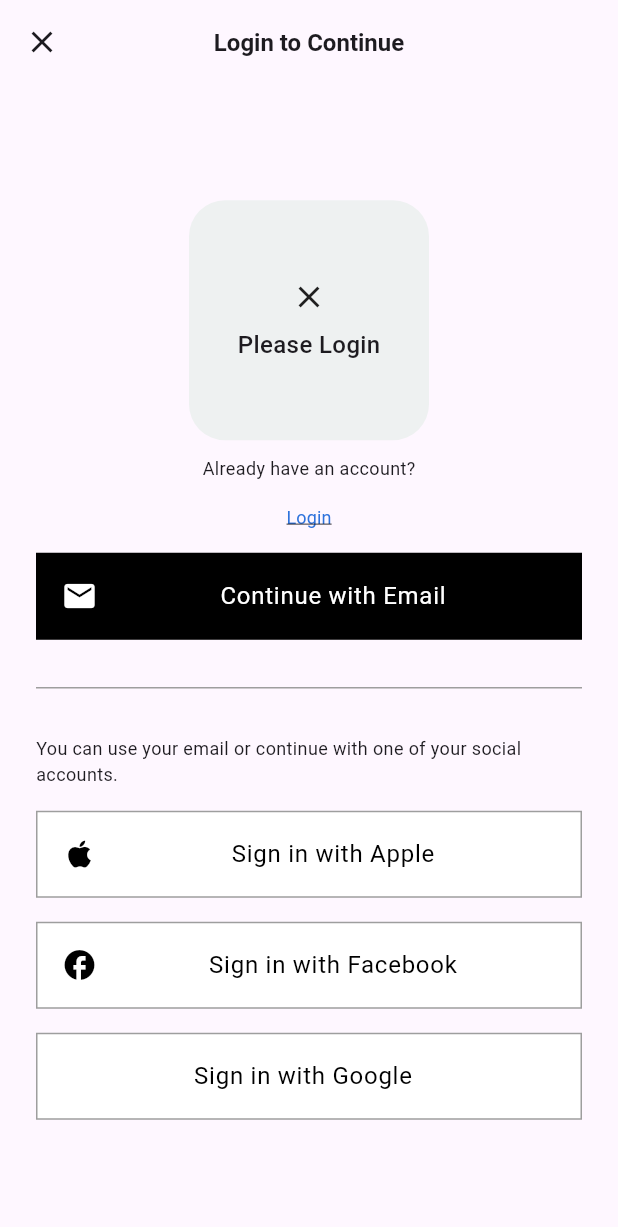
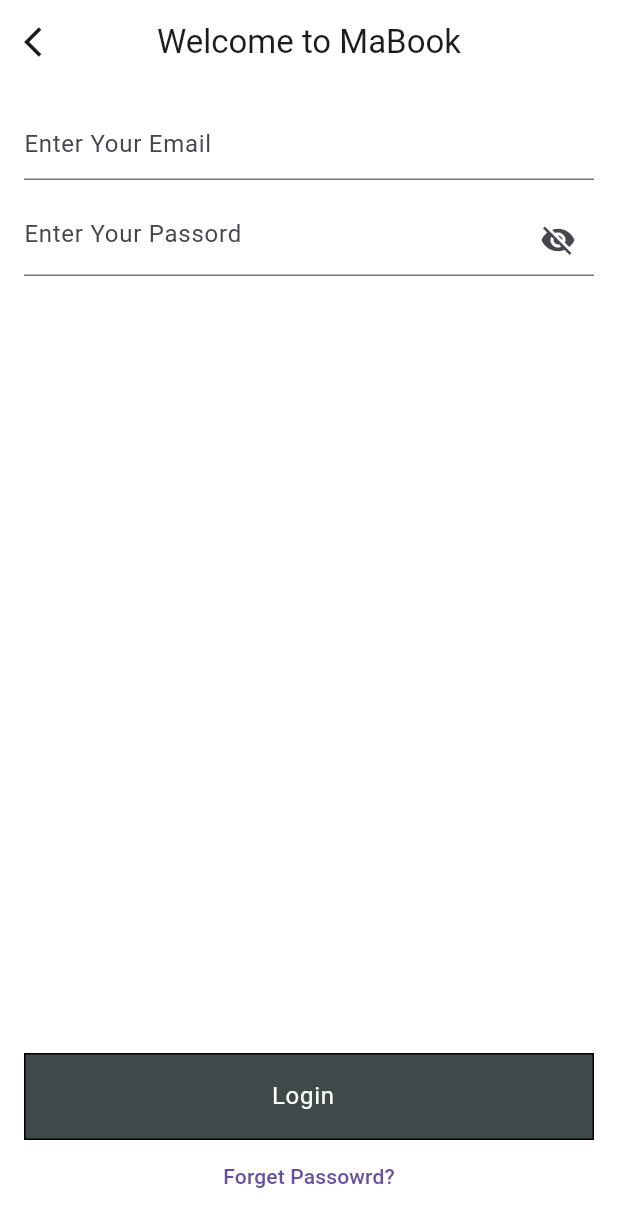
Before and after one commit to AmmarAgeeza/MaBook-Tutorial, a Flutter app: the screen it shows after launch, after a tap on "Continue with Email", on a phone screen of 412 x 824 dp. Shown: the top 1227 px of the screen. Run offline on Flutter 3.47's test engine with Material 3 defaults, Android fonts, the phone set to English and light mode, and no system bars.

Commit message:
add ma book project part #2

```diff
--- a/lib/app/app.dart
+++ b/lib/app/app.dart
@@ -1,5 +1,7 @@
 import 'package:flutter/material.dart';
 
+import '../core/utils/app_strings.dart';
+import '../core/utils/app_theme.dart';
 import '../features/auth/view/screens/splash_screen.dart';
 
 class MaBook extends StatelessWidget {
@@ -7,10 +9,14 @@ class MaBook extends StatelessWidget {
 
   @override
   Widget build(BuildContext context) {
-    return const MaterialApp(
+    return MaterialApp(
       debugShowCheckedModeBanner: false,
-      title: 'Ma Book',
-      home: SplashScreen(),
+      // title: 'Ma Book', //hard coded
+      title: AppStrings.appName, //centrilazed
+      theme: AppTheme.lightTheme,
+      themeMode: ThemeMode.light,
+      darkTheme: AppTheme.darkTheme,
+      home: const SplashScreen(),
     );
   }
 }
--- /dev/null
+++ b/lib/core/utils/app_colors.dart
@@ -0,0 +1,5 @@
+import 'package:flutter/material.dart';
+
+class AppColors{
+  static const Color mainColor = Color(0xff3E494A);
+}
--- /dev/null
+++ b/lib/core/utils/app_strings.dart
@@ -0,0 +1,7 @@
+class AppStrings{
+  static const String appName = "Ma Book";
+  static const String welcomeToMaBook = "Welcome to MaBook";
+  static const String login = 'Login';
+  static const String email = 'ammar@gmail.com';
+  static const String password = 'ammar123';
+}
--- /dev/null
+++ b/lib/core/utils/app_theme.dart
@@ -0,0 +1,10 @@
+import 'package:flutter/material.dart';
+
+class AppTheme {
+  static ThemeData lightTheme = ThemeData(
+    scaffoldBackgroundColor: const Color(0xffFFFFFF),
+  );
+  static ThemeData darkTheme = ThemeData(
+        scaffoldBackgroundColor: const Color(0xffFF1FFF),
+      );
+}
--- /dev/null
+++ b/lib/core/utils/commons.dart
@@ -0,0 +1,8 @@
+import 'package:flutter/material.dart';
+
+void navigateTo(BuildContext  context, Widget screen) {
+  Navigator.push(context, MaterialPageRoute(builder: (_) => screen));
+}
+void navigateAndFinish(BuildContext  context, Widget screen) {
+  Navigator.pushReplacement(context, MaterialPageRoute(builder: (_) => screen));
+}
--- /dev/null
+++ b/lib/core/widgets/custom_text_form_field.dart
@@ -0,0 +1,43 @@
+import 'package:flutter/material.dart';
+
+class CustomTextFormField extends StatelessWidget {
+  const CustomTextFormField({
+    super.key,
+    this.isPassword = false,
+    required this.controller,
+    this.onChanged,
+    this.prefixIcon,
+    this.suffixIcon,
+    this.hint,
+    this.label,
+    this.validator, this.textInputAction,
+  });
+  final bool isPassword;
+  final TextEditingController controller;
+  final Function(String)? onChanged;
+  final String? Function(String?)? validator;
+  final Icon? prefixIcon;
+  final Widget? suffixIcon;
+  final String? hint;
+  final String? label;
+  final TextInputAction? textInputAction;
+  @override
+  Widget build(BuildContext context) {
+    return TextFormField(
+      obscureText: isPassword,
+      obscuringCharacter: '*',
+      controller: controller,
+      cursorColor: Colors.black,
+      onChanged: onChanged,
+      validator: validator,
+      autovalidateMode: AutovalidateMode.onUserInteraction,
+      textInputAction:textInputAction,
+      decoration: InputDecoration(
+        prefixIcon: prefixIcon,
+        suffixIcon: suffixIcon,
+        hintText: hint,
+        labelText: label,
+      ),
+    );
+  }
+}
--- a/lib/features/auth/view/components/list_tile_component.dart
+++ b/lib/features/auth/view/components/list_tile_component.dart
@@ -1,11 +1,14 @@
 import 'package:flutter/material.dart';
+
+import '../../../../core/utils/app_colors.dart';
 
 class ListTileComponet extends StatelessWidget {
   const ListTileComponet({
     super.key,
     required this.title,
     this.icon,
-    this.isContinueWithEmail = false, required this.onTab,
+    this.isContinueWithEmail = false,
+    required this.onTab,
   });
   final String title;
   final IconData? icon;
@@ -19,7 +22,7 @@ class ListTileComponet extends StatelessWidget {
           side: BorderSide(
               width: 1,
               color: isContinueWithEmail ? Colors.black : Colors.grey)),
-      tileColor: isContinueWithEmail ? Colors.black : Colors.white,
+      tileColor: isContinueWithEmail ? AppColors.mainColor : Colors.white,
       leading: icon == null
           ? null
           : Icon(icon,
--- /dev/null
+++ b/lib/features/auth/view/screens/login_form_screen.dart
@@ -0,0 +1,118 @@
+import 'package:flutter/material.dart';
+
+import '../../../../core/utils/app_strings.dart';
+import '../../../../core/utils/commons.dart';
+import '../../../../core/widgets/custom_text_form_field.dart';
+import '../../../base_screen/view/screens/base_screen.dart';
+import '../components/list_tile_component.dart';
+
+class LoginFormScreen extends StatefulWidget {
+  const LoginFormScreen({super.key});
+
+  @override
+  State<LoginFormScreen> createState() => _LoginFormScreenState();
+}
+
+class _LoginFormScreenState extends State<LoginFormScreen> {
+  TextEditingController emailController = TextEditingController();
+
+  TextEditingController passwordController = TextEditingController();
+
+  GlobalKey<FormState> formKey = GlobalKey<FormState>();
+
+  bool isPassword = true;
+
+  @override
+  Widget build(BuildContext context) {
+    return Scaffold(
+      backgroundColor: const Color(0xffFFFFFF),
+      appBar: AppBar(
+        backgroundColor: Colors.transparent,
+        title: const Text(AppStrings.welcomeToMaBook),
+        // automaticallyImplyLeading: false,
+        centerTitle: true,
+        leading: IconButton(
+            onPressed: () {
+              Navigator.pop(context);
+            },
+            icon: const Icon(Icons.arrow_back_ios)),
+        // actions: const [
+        //   Icon(Icons.notifications),
+        // ],
+      ),
+      body: Padding(
+        padding: const EdgeInsets.all(16.0),
+        child: Form(
+          key: formKey,
+          child: Column(
+            children: [
+              //Column
+              CustomTextFormField(
+                controller: emailController,
+                hint: 'Enter Your Email',
+                validator: (value) {
+                  if (value!.isEmpty) {
+                    return 'email can not be empty';
+                  }
+                  if (!value.contains('@gmail.com')) {
+                    return 'Please enter a valid email';
+                  }
+                  return null;
+                },
+                textInputAction: TextInputAction.next,
+              ),
+
+              // 2.TextFiled => password
+              const SizedBox(
+                height: 16,
+              ),
+              CustomTextFormField(
+                controller: passwordController,
+                isPassword: isPassword,
+                suffixIcon: InkWell(
+                  onTap: () {
+                    // isPassword=isPassword?false:true;
+                    isPassword = !isPassword;
+                    setState(() {});
+                  },
+                  child: Icon(
+                      isPassword ? Icons.visibility_off : Icons.visibility),
+                ),
+                hint: 'Enter Your Passord',
+              ),
+              //!password
+
+              // 3.Spacer
+              const Spacer(),
+              const SizedBox(
+                height: 16,
+              ),
+              // 4.Button => login
+              ListTileComponet(
+                title: AppStrings.login,
+                isContinueWithEmail: true,
+                onTab: () {
+                  if (formKey.currentState!.validate()) {
+                    if (emailController.text == AppStrings.email &&
+                        passwordController.text == AppStrings.password) {
+                      navigateTo(
+                        context,
+                        const BaseScreen(),
+                      );
+                    }
+                    //toast
+                  }
+                },
+              ),
+              // 5.TextButton => forget password
+              TextButton(
+                child: const Text('Forget Passowrd?'),
+                onPressed: () {},
+              ),
+            ],
+          ),
+        ),
+      ),
+    );
+  }
+}
--- a/lib/features/auth/view/screens/login_needed_screen.dart
+++ b/lib/features/auth/view/screens/login_needed_screen.dart
@@ -1,6 +1,9 @@
 import 'package:flutter/material.dart';
 
+import '../../../../core/utils/app_colors.dart';
+import '../../../../core/utils/commons.dart';
 import '../components/list_tile_component.dart';
+import 'login_form_screen.dart';
 
 class LoginNeededScreen extends StatelessWidget {
   const LoginNeededScreen({super.key});
@@ -35,7 +38,11 @@ class LoginNeededScreen extends StatelessWidget {
                   SizedBox(height: 8),
                   Text(
                     'Please Login',
-                    style: TextStyle(fontWeight: FontWeight.w500, fontSize: 16),
+                    style: TextStyle(
+                      fontWeight: FontWeight.w500,
+                      fontSize: 16,
+                      color: AppColors.mainColor,
+                    ),
                   ),
                 ],
               ),
@@ -44,7 +51,11 @@ class LoginNeededScreen extends StatelessWidget {
             //already have an account
             const Text(
               'Already have an account?',
-              style: TextStyle(fontWeight: FontWeight.w400, fontSize: 12),
+              style: TextStyle(
+                fontWeight: FontWeight.w400,
+                fontSize: 12,
+                color: AppColors.mainColor,
+              ),
             ),
             //login text button
             TextButton(
@@ -63,7 +74,11 @@ class LoginNeededScreen extends StatelessWidget {
               title: 'Continue with Email',
               icon: Icons.mail,
               isContinueWithEmail: true,
-              onTab: () {},
+              onTab: () {
+                navigateTo(context, const LoginFormScreen());
+                // Navigator.push(context,
+                //     MaterialPageRoute(builder: (_) => const LoginFormScreen()));
+              },
             ),
             const Divider(height: 64, color: Colors.grey),
             const Text(
--- a/lib/features/auth/view/screens/splash_screen.dart
+++ b/lib/features/auth/view/screens/splash_screen.dart
@@ -1,5 +1,6 @@
 import 'package:flutter/material.dart';
 
+import '../../../../core/utils/commons.dart';
 import 'login_needed_screen.dart';
 
 class SplashScreen extends StatefulWidget {
@@ -10,11 +11,14 @@ class SplashScreen extends StatefulWidget {
 }
 
 class _SplashScreenState extends State<SplashScreen> {
+  //ToDo: Search for Native Splash Screen
+  //ToDo: Search for Extention Methods
   @override
   void initState() {
     Future.delayed(const Duration(seconds: 3), () {
-      Navigator.push(context,
-          MaterialPageRoute(builder: (_) => const LoginNeededScreen()));
+      navigateAndFinish(context, const LoginNeededScreen());
+      // Navigator.push(context,
+      //     MaterialPageRoute(builder: (_) => const LoginNeededScreen()));
     });
     super.initState();
   }
```
Also changed, not shown: lib/features/auth/view/screens/user_data_screen.dart (added, +23 -0 lines), lib/features/base_screen/view/screens/base_screen.dart (added, +51 -0 lines), lib/features/exchange_books/view/screens/exchange_books_screen.dart (added, +14 -0 lines), lib/features/explore/view/screens/explore_screen.dart (added, +14 -0 lines), lib/features/my_page/view/screens/my_page_screen.dart (added, +14 -0 lines), lib/test_task.dart (added, +103 -0 lines), lib/core/utils/app_images.dart (added), lib/main.dart (line endings or trailing spaces).
